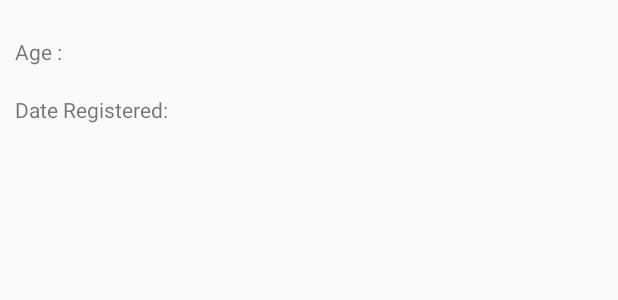
After one commit to tsvetkovdimitar/tech-and-tools, an Android app: the layout child_list_item_layout.xml on its own in the app's theme, with its tools: preview values and no code run, on a phone screen of 412 x 824 dp. The commit adds this screen. Shown: the top 300 px of the screen. Run offline under Robolectric (Android 15) with nearby library versions, the phone set to English and light mode, and no system bars.

Commit message:
Recycler view, recycler view item UI and Children recycler adapter added

```diff
--- a/app/src/main/java/com/d1m1tr/tech_and_tools_project/ParentChildrenFragment.java
+++ b/app/src/main/java/com/d1m1tr/tech_and_tools_project/ParentChildrenFragment.java
@@ -3,6 +3,7 @@ package com.d1m1tr.tech_and_tools_project;
 
 import android.os.Bundle;
 import android.support.v4.app.Fragment;
+import android.support.v7.widget.RecyclerView;
 import android.view.LayoutInflater;
 import android.view.View;
 import android.view.ViewGroup;
@@ -13,6 +14,7 @@ import android.view.ViewGroup;
  */
 public class ParentChildrenFragment extends Fragment {
 
+    private RecyclerView childrenRecyclerView;
 
     public ParentChildrenFragment() {
         // Required empty public constructor
@@ -22,6 +24,9 @@ public class ParentChildrenFragment extends Fragment {
     @Override
     public View onCreateView(LayoutInflater inflater, ViewGroup container,
                              Bundle savedInstanceState) {
+
+        childrenRecyclerView = getActivity().findViewById(R.id.parent_children_list_view);
+
         // Inflate the layout for this fragment
         return inflater.inflate(R.layout.fragment_parent_all_children, container, false);
     }
--- /dev/null
+++ b/app/src/main/java/com/d1m1tr/tech_and_tools_project/ParentChildrenRecyclerAdapter.java
@@ -0,0 +1,34 @@
+package com.d1m1tr.tech_and_tools_project;
+
+import android.support.annotation.NonNull;
+import android.support.v7.widget.RecyclerView;
+import android.view.View;
+import android.view.ViewGroup;
+
+public class ParentChildrenRecyclerAdapter extends RecyclerView.Adapter<ParentChildrenRecyclerAdapter.ViewHolder> {
+
+
+    @NonNull
+    @Override
+    public ViewHolder onCreateViewHolder(@NonNull ViewGroup viewGroup, int i) {
+        return null;
+    }
+
+    @Override
+    public void onBindViewHolder(@NonNull ViewHolder viewHolder, int i) {
+
+    }
+
+    @Override
+    public int getItemCount() {
+        return 0;
+    }
+
+    public class ViewHolder extends RecyclerView.ViewHolder{
+
+
+        public ViewHolder(@NonNull View itemView) {
+            super(itemView);
+        }
+    }
+}
--- /dev/null
+++ b/app/src/main/res/layout/child_list_item_layout.xml
@@ -0,0 +1,51 @@
+<?xml version="1.0" encoding="utf-8"?>
+<RelativeLayout
+    xmlns:android="http://schemas.android.com/apk/res/android" android:layout_width="match_parent"
+    android:layout_height="match_parent">
+
+    <TextView
+        android:id="@+id/parents_children_child_name"
+        android:layout_width="match_parent"
+        android:layout_height="wrap_content"
+        android:layout_marginLeft="10dp"
+        android:layout_marginRight="10dp"
+        android:textColor="@color/browser_actions_text_color"
+        android:textSize="18sp"
+        android:textStyle="bold" />
+
+    <TextView
+        android:id="@+id/parents_child_age_text"
+        android:layout_width="match_parent"
+        android:layout_height="wrap_content"
+        android:layout_below="@+id/parents_children_child_name"
+        android:layout_marginLeft="10dp"
+        android:layout_marginRight="10dp"
+        android:text="@string/parent_child_age_text" />
+
+    <TextView
+        android:id="@+id/parents_child_age"
+        android:layout_width="match_parent"
+        android:layout_height="wrap_content"
+        android:layout_below="@+id/parents_child_age_text"
+        android:layout_marginLeft="10dp"
+        android:layout_marginRight="10dp"/>
+
+    <TextView
+        android:id="@+id/parents_child_date_registered_text"
+        android:layout_width="match_parent"
+        android:layout_height="wrap_content"
+        android:layout_below="@+id/parents_child_age"
+        android:layout_marginLeft="10dp"
+        android:layout_marginRight="10dp"
+        android:text="@string/parent_child_date_registered_text" />
+
+    <TextView
+        android:id="@+id/parent_child_date_registered"
+        android:layout_width="match_parent"
+        android:layout_height="wrap_content"
+        android:layout_below="@+id/parents_child_date_registered_text"
+        android:layout_marginLeft="10dp"
+        android:layout_marginRight="10dp"
+        android:layout_marginBottom="10dp" />
+
+</RelativeLayout>
--- a/app/src/main/res/layout/fragment_parent_all_children.xml
+++ b/app/src/main/res/layout/fragment_parent_all_children.xml
@@ -6,9 +6,9 @@
     tools:context=".ParentChildrenFragment">
 
     <!-- TODO: Update blank fragment layout -->
-    <TextView
+    <android.support.v7.widget.RecyclerView
+        android:id="@+id/parent_children_list_view"
         android:layout_width="match_parent"
-        android:layout_height="match_parent"
-        android:text="@string/hello_blank_fragment" />
+        android:layout_height="match_parent" />
 
 </FrameLayout>
--- a/app/src/main/res/values/strings.xml
+++ b/app/src/main/res/values/strings.xml
@@ -24,4 +24,6 @@
     <string name="parent_add_children_btn_text">Add a child</string>
     <string name="parent_account_fragment_text">Account</string>
     <string name="parent_fragment_home_text">Home</string>
+    <string name="parent_child_date_registered_text">Date Registered:</string>
+    <string name="parent_child_age_text">Age :</string>
 </resources>
```
